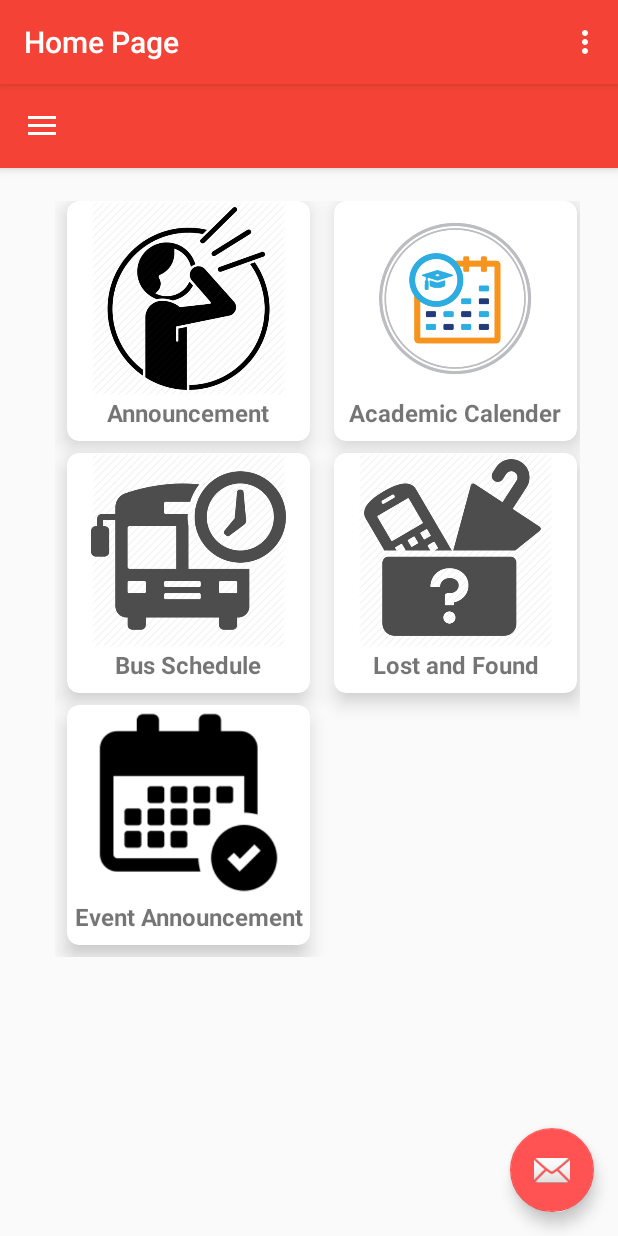
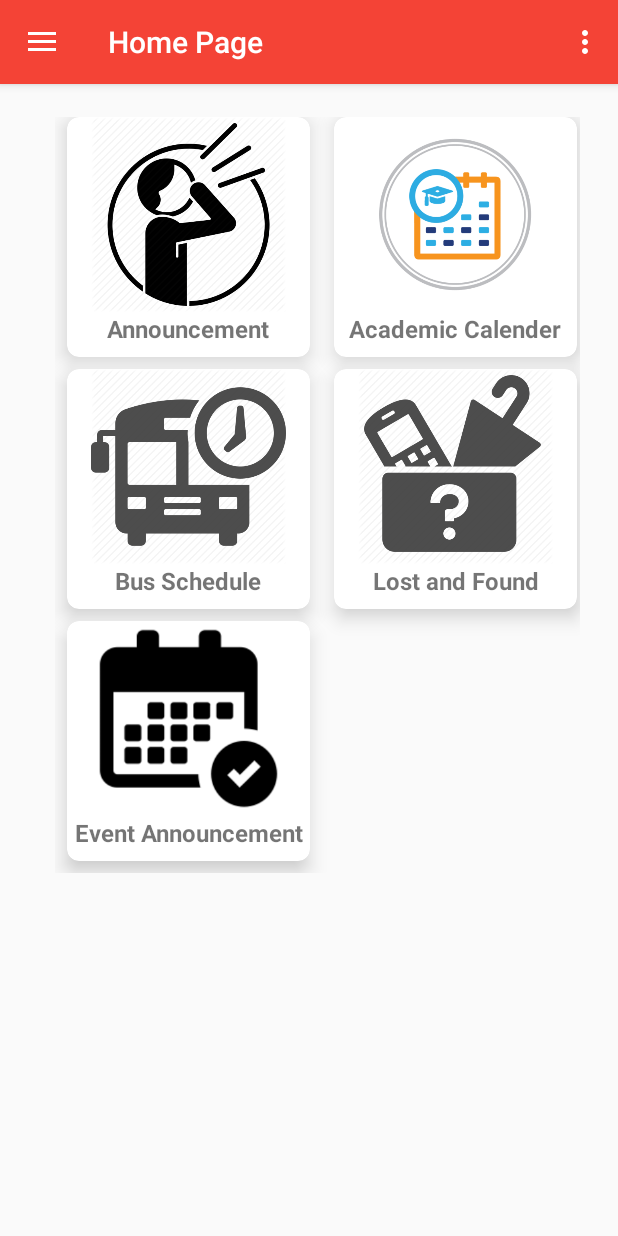
Before and after one commit to Stitchy626/INTIIU, an Android app: the HomePageActivity screen opened directly, with no data from a screen before it, on a phone screen of 412 x 824 dp. Run offline under Robolectric (Android 15) with nearby library versions, the phone set to English and light mode, and no system bars; our stand-ins replace Firebase (no records; nobody signed in at launch, a user with empty details on screens opened directly).

Commit message:
ZED, manifest add no action bar for the homepage activity

```diff
--- a/app/src/main/AndroidManifest.xml
+++ b/app/src/main/AndroidManifest.xml
@@ -30,8 +30,9 @@
             android:theme="@style/AppTheme.NoActionBar">
         </activity>
 
-        <activity android:name=".HomePageActivity"
-            android:label="New Main Menu"/>
+        <activity
+            android:name=".HomePageActivity"
+            android:theme="@style/AppTheme.NoActionBar"/>
 
         <activity
             android:name=".INTIAnnPage"
--- a/app/src/main/java/rokuniroku/code/intiiu/Splash.java
+++ b/app/src/main/java/rokuniroku/code/intiiu/Splash.java
@@ -47,7 +47,7 @@ public class Splash extends AppCompatActivity implements UpdateHelper.OnUpdateCh
                     //Silent Login
                     mUser = mAuth.getCurrentUser();
                     if (mUser != null) {
-                        startActivity(new Intent(Splash.this, EventAnnPage.class));
+                        startActivity(new Intent(Splash.this, HomePageActivity.class));
                         //the HomeActivity Page not working the one amber push
                     } else {
                         startActivity(new Intent(Splash.this, LoginPage.class));
--- a/app/src/main/res/layout/app_bar_home_page.xml
+++ b/app/src/main/res/layout/app_bar_home_page.xml
@@ -28,7 +28,8 @@
         android:layout_height="wrap_content"
         android:layout_gravity="bottom|end"
         android:layout_margin="@dimen/fab_margin"
-        app:srcCompat="@android:drawable/ic_dialog_email" />
+        app:srcCompat="@android:drawable/ic_dialog_email"
+        android:visibility="gone"/>
 
 
 </android.support.design.widget.CoordinatorLayout>
```
